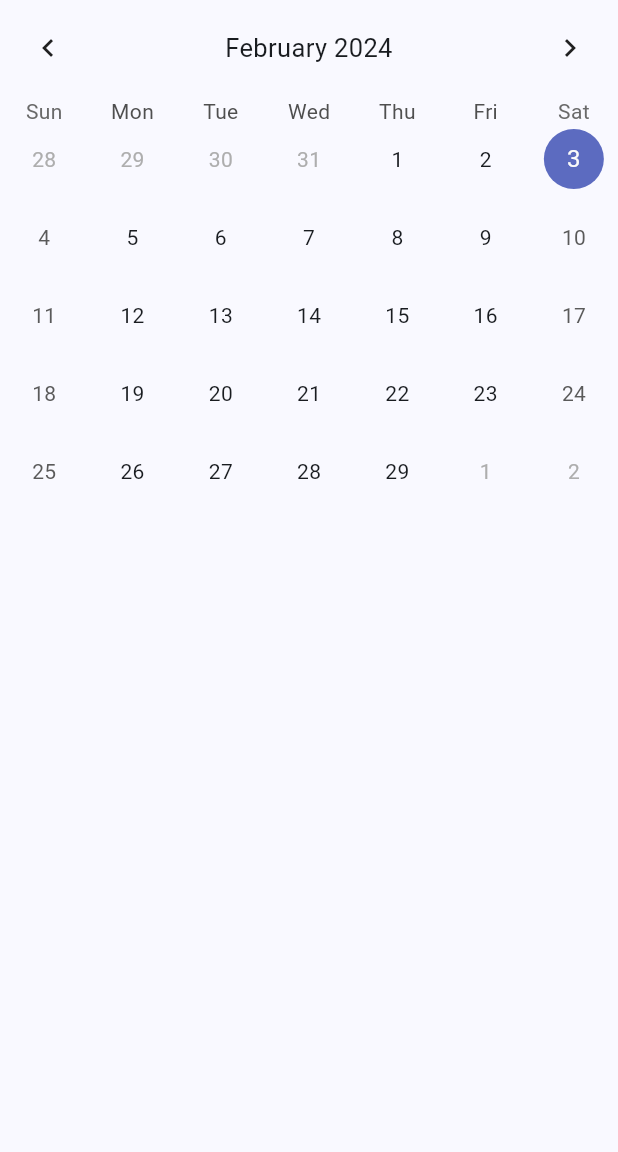
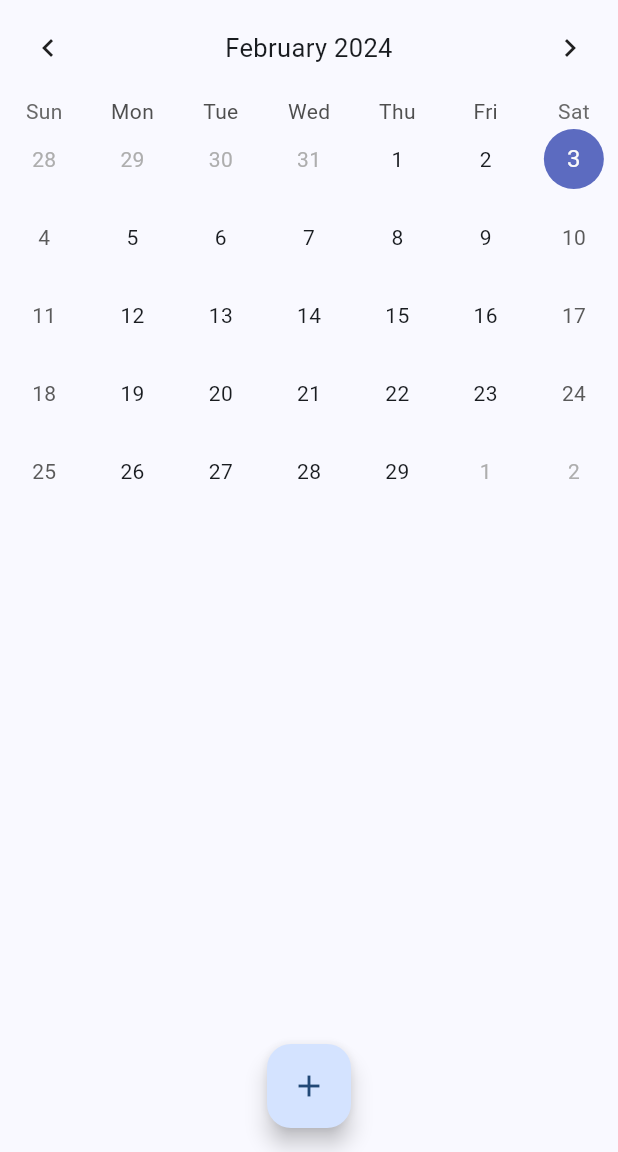
Before and after one commit to JP5252/productivity-app, a Flutter app: the MyDrawer widget shown alone on an empty page, opened directly, after a tap on "Calendar", on a phone screen of 412 x 824 dp, the part 84-1236 px from its top. Run offline on Flutter 3.47's test engine with Material 3 defaults, Android fonts, the phone set to English and light mode, and no system bars; drawn by our look-alikes of table_calendar.

Commit message:
add task, task input

```diff
--- a/lib/calendar_page.dart
+++ b/lib/calendar_page.dart
@@ -1,6 +1,7 @@
 import 'package:flutter/material.dart';
 import 'package:productivity_app/drawer.dart';
 import 'package:productivity_app/page_titles.dart';
+import 'package:productivity_app/task_manager.dart';
 import 'package:table_calendar/table_calendar.dart';
 
 class CalendarPage extends StatefulWidget {
@@ -12,11 +13,33 @@ class CalendarPage extends StatefulWidget {
 
 class _CalendarPageState extends State<CalendarPage> {
   DateTime today = DateTime.now();
+  DateTime? _selectedDay;
 
+  late final ValueNotifier<List<Task>> _selectedTasks;
+
+  // set initial state of selected day to today
+  @override
+  void initState() {
+    super.initState();
+    _selectedDay = today; // Set the default selected day to today
+    _selectedTasks = ValueNotifier(_getTasksForDay(_selectedDay!));
+  }
+
+  TaskManager taskManager = TaskManager();
+  TextEditingController _addTaskNameController = TextEditingController();
+
+  // for selecting a day in the calendar
   void _onDaySelected(DateTime day, DateTime focusedDay) {
     setState(() {
       today = day;
+      _selectedDay = day;
+      _selectedTasks.value = _getTasksForDay(day);
     });
+  }
+
+  // get all the events from selected day
+  List<Task> _getTasksForDay(DateTime day) {
+    return taskManager.tasks[day] ?? [];
   }
 
   @override
@@ -33,16 +56,76 @@ class _CalendarPageState extends State<CalendarPage> {
         ),
       ),
       drawer: const MyDrawer(),
-      body: TableCalendar(
-        headerStyle:
-            const HeaderStyle(formatButtonVisible: false, titleCentered: true),
-        availableGestures: AvailableGestures.all,
-        focusedDay: today,
-        onDaySelected: _onDaySelected,
-        selectedDayPredicate: (day) => isSameDay(day, today), // to select day
-        firstDay: DateTime.utc(2000, 01, 01),
-        lastDay: DateTime.utc(2100, 01, 01),
+      body: Column(
+        children: [
+          TableCalendar(
+            // setup
+            focusedDay: today,
+            firstDay: DateTime.utc(2000, 01, 01),
+            lastDay: DateTime.utc(2100, 01, 01),
+            headerStyle: const HeaderStyle(
+              formatButtonVisible: false,
+              titleCentered: true,
+            ),
+            availableGestures: AvailableGestures.all,
+            // for selection of day
+            onDaySelected: _onDaySelected,
+            selectedDayPredicate: (day) => isSameDay(day, today),
+            // get the tasks for selected day
+            eventLoader: _getTasksForDay,
+          ),
+          Expanded(
+            child: ValueListenableBuilder<List<Task>>(
+                valueListenable: _selectedTasks,
+                builder: (context, value, _) {
+                  return ListView.builder(
+                      itemCount: value.length,
+                      itemBuilder: (context, index) {
+                        return Container(
+                            margin: EdgeInsets.symmetric(
+                                horizontal: 12, vertical: 4),
+                            decoration: BoxDecoration(
+                                border: Border.all(),
+                                borderRadius: BorderRadius.circular(12)),
+                            child: ListTile(title: Text(value[index].title)));
+                      });
+                }),
+          )
+        ],
       ),
+      floatingActionButton: FloatingActionButton(
+        onPressed: () {
+          showDialog(
+            context: context,
+            builder: (context) {
+              return AlertDialog(
+                scrollable: true,
+                title: const Text('Add a task'),
+                content: Padding(
+                  padding: const EdgeInsets.all(8),
+                  child: TextField(
+                    controller: _addTaskNameController,
+                  ),
+                ),
+                actions: [
+                  ElevatedButton(
+                    onPressed: () {
+                      Task newTask = Task(_addTaskNameController.text);
+                      taskManager.addTask(_selectedDay!, newTask);
+                      Navigator.of(context).pop();
+                      _selectedTasks.value = _getTasksForDay(_selectedDay!);
+                    },
+                    child: Text('Submit'),
+                  ),
+                ],
+              );
+            },
+          );
+        },
+        tooltip: 'Add a Task',
+        child: const Icon(Icons.add),
+      ),
+      floatingActionButtonLocation: FloatingActionButtonLocation.centerFloat,
     );
   }
 }
--- a/lib/drawer.dart
+++ b/lib/drawer.dart
@@ -20,7 +20,7 @@ class _MyDrawerState extends State<MyDrawer> {
             child: null,
           ),
           ListTile(
-            title: Text(PageTitles.todaysTasks),
+            title: const Text(PageTitles.todaysTasks),
             onTap: () {
               Navigator.push(
                 context,
@@ -33,7 +33,7 @@ class _MyDrawerState extends State<MyDrawer> {
             onTap: () {
               Navigator.push(
                 context,
-                MaterialPageRoute(builder: (context) => CalendarPage()),
+                MaterialPageRoute(builder: (context) => const CalendarPage()),
               );
             },
           ),
--- a/lib/main.dart
+++ b/lib/main.dart
@@ -1,5 +1,4 @@
 import 'package:flutter/material.dart';
-import 'package:productivity_app/calendar_page.dart';
 import 'package:productivity_app/drawer.dart';
 import 'page_titles.dart';
 
@@ -21,7 +20,7 @@ class MyApp extends StatelessWidget {
         useMaterial3: true,
       ),
       home: const MyHomePage(title: PageTitles.todaysTasks),
-        routes: {'calender_page': (context) => CalendarPage()});
+    );
   }
 }
 
--- /dev/null
+++ b/lib/task_manager.dart
@@ -0,0 +1,24 @@
+// task_manager.dart
+class TaskManager {
+  static final TaskManager _instance = TaskManager._internal();
+  factory TaskManager() => _instance;
+  TaskManager._internal();
+
+  // Map to store tasks
+  Map<DateTime, List<Task>> tasks = {};
+
+  // Method to add tasks
+  void addTask(DateTime date, Task task) {
+    if (tasks.containsKey(date)) {
+      tasks[date]!.add(task);
+    } else {
+      tasks[date] = [task];
+    }
+  }
+}
+
+// task.dart
+class Task {
+  final String title;
+  Task(this.title);
+}
```
Also changed, not shown: 8 other files. Lines whose indentation alone changed are shown as unchanged.
